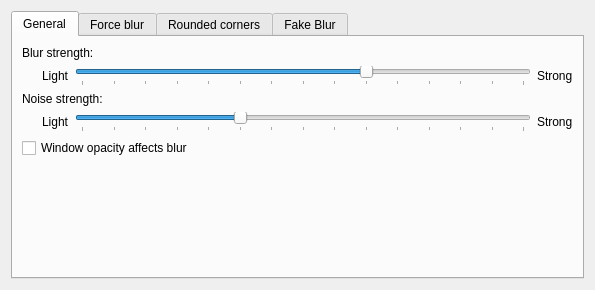
Above: src/kcm/blur_config.ui from taj-ny/kwin-effects-forceblur before the change. Below: the same form after it.
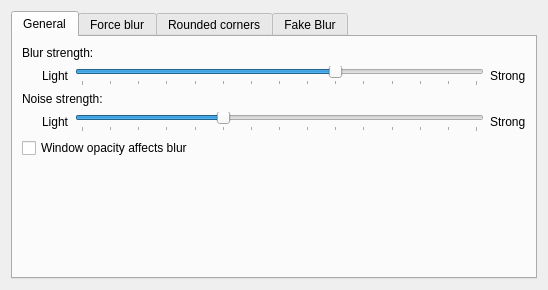
That is the form after the change.

Commit message: kcm/fake-blur: improve wording

```diff
--- a/src/kcm/blur_config.ui
+++ b/src/kcm/blur_config.ui
@@ -397,8 +397,8 @@
        <item>
         <widget class="QLabel">
          <property name="text">
-          <string>When fake blur is enabled, an image will be painted behind windows instead of blurring the background,
-resulting in much lower resource and power usage.</string>
+          <string>When enabled, the blur texture will be cached and reused, resulting in much lower GPU usage.
+Works best with tiling.</string>
          </property>
         </widget>
        </item>
```
